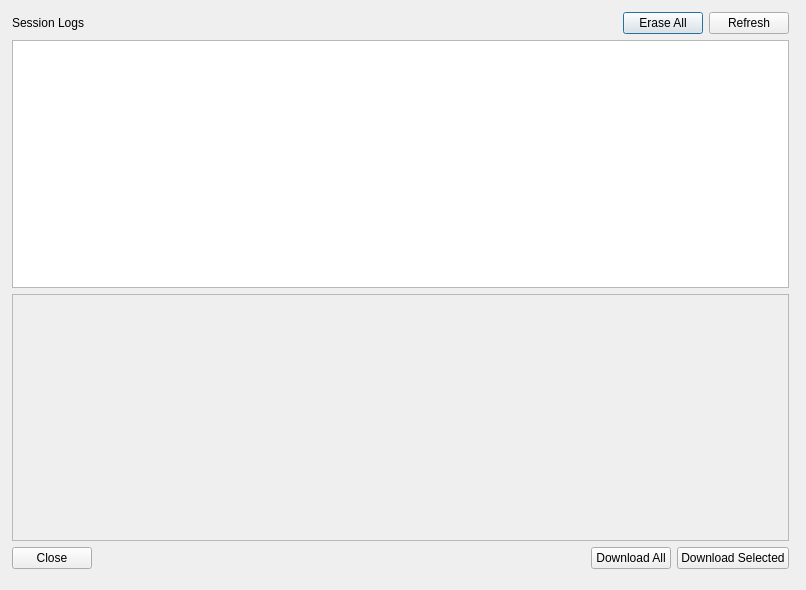
First picture: the form in sessionlogdialog.ui, repository niko-j/movesense-offline-configurator, before the edit.
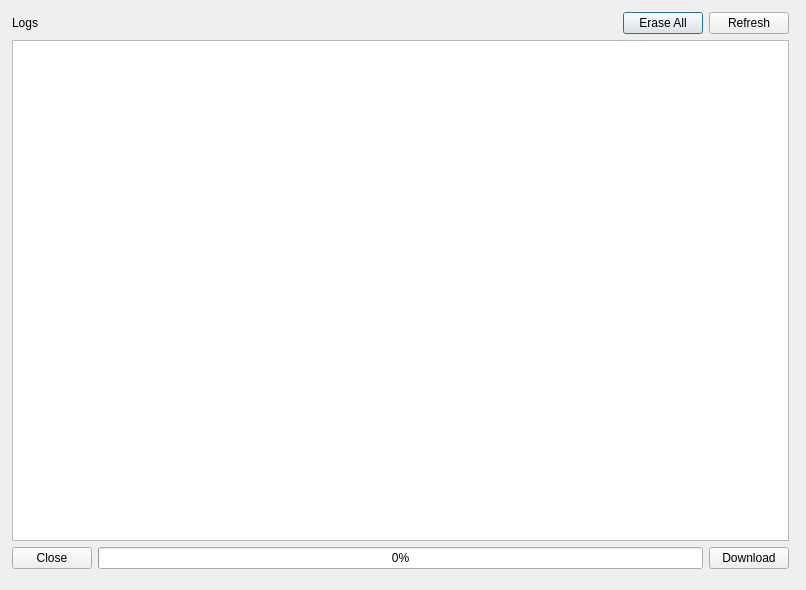
Second picture: the form after the edit.

What changed in the file:
```diff
--- a/sessionlogdialog.ui
+++ b/sessionlogdialog.ui
@@ -40,7 +40,7 @@
       <item>
        <widget class="QLabel" name="listTitle">
         <property name="text">
-         <string>Session Logs</string>
+         <string>Logs</string>
         </property>
        </widget>
       </item>
@@ -74,24 +74,7 @@
      </layout>
     </item>
     <item>
-     <widget class="QListView" name="listView"/>
-    </item>
-    <item>
-     <widget class="QScrollArea" name="logInfoArea">
-      <property name="widgetResizable">
-       <bool>true</bool>
-      </property>
-      <widget class="QWidget" name="scrollAreaWidgetContents">
-       <property name="geometry">
-        <rect>
-         <x>0</x>
-         <y>0</y>
-         <width>775</width>
-         <height>229</height>
-        </rect>
-       </property>
-      </widget>
-     </widget>
+     <widget class="QListWidget" name="listWidget"/>
     </item>
     <item>
      <layout class="QHBoxLayout" name="logTools">
@@ -103,29 +86,16 @@
        </widget>
       </item>
       <item>
-       <spacer name="horizontalSpacer">
-        <property name="orientation">
-         <enum>Qt::Orientation::Horizontal</enum>
-        </property>
-        <property name="sizeHint" stdset="0">
-         <size>
-          <width>40</width>
-          <height>20</height>
-         </size>
-        </property>
-       </spacer>
-      </item>
-      <item>
-       <widget class="QPushButton" name="downloadAllButton">
-        <property name="text">
-         <string>Download All</string>
+       <widget class="QProgressBar" name="progressBar">
+        <property name="value">
+         <number>0</number>
         </property>
        </widget>
       </item>
       <item>
        <widget class="QPushButton" name="downloadSelectedButton">
         <property name="text">
-         <string>Download Selected</string>
+         <string>Download</string>
         </property>
        </widget>
       </item>
```
Left out of the diff: 2 changed lines with no effect on the pictures.
